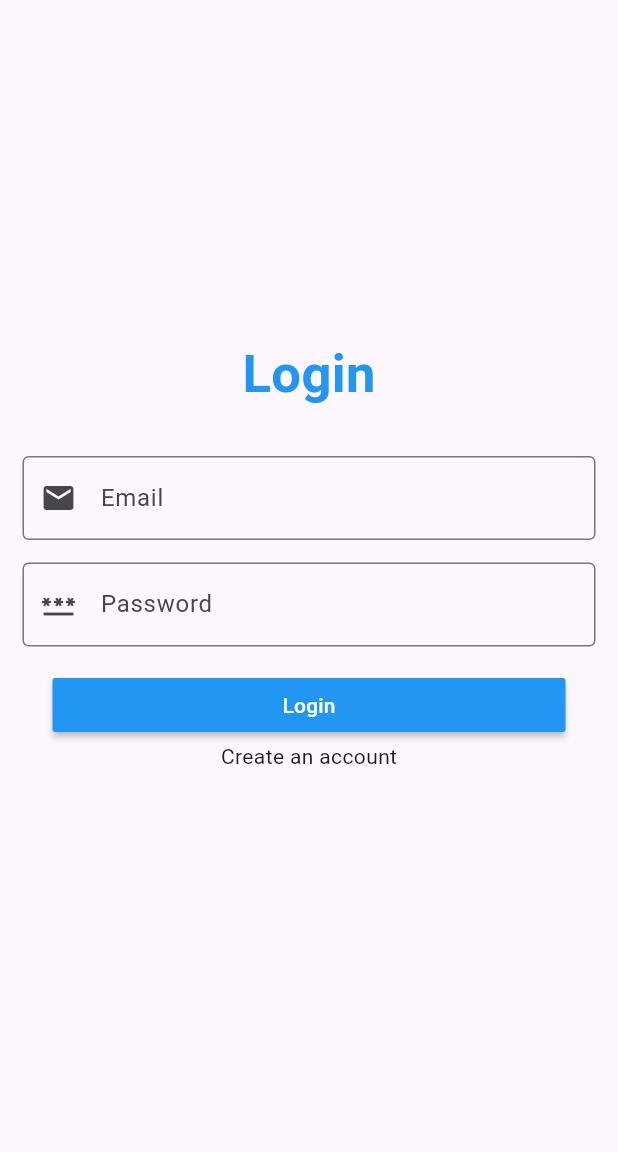
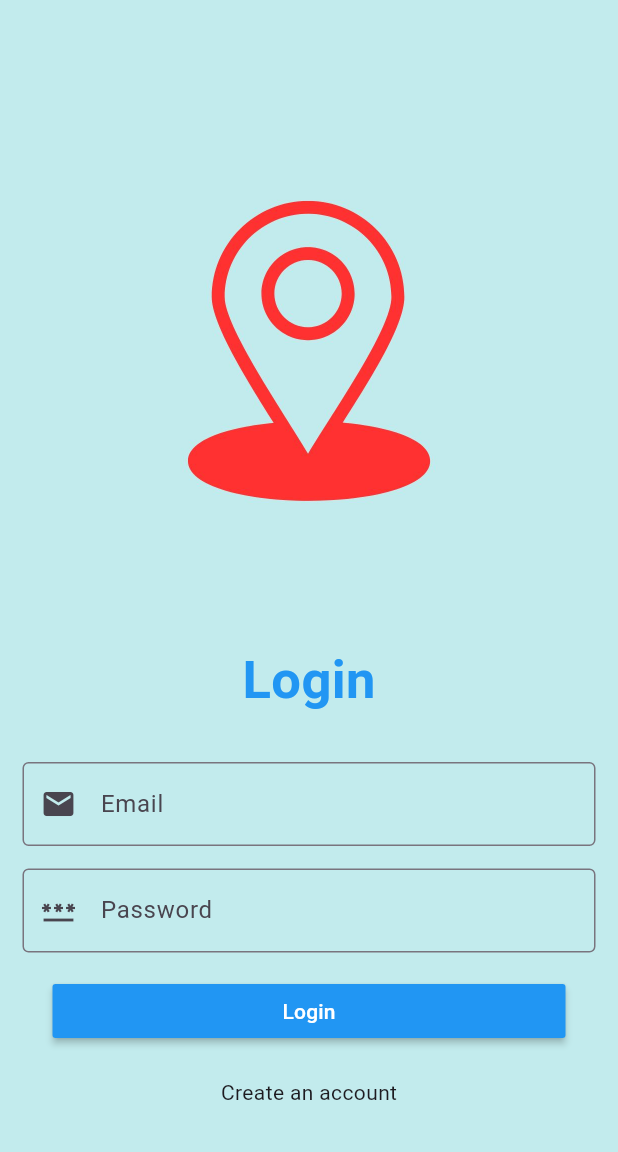
Before and after one commit to lahoylaa/Tavel-App, a Flutter app: the screen it shows after launch, on a phone screen of 412 x 824 dp, the part 84-1236 px from its top. Run offline on Flutter 3.47's test engine with Material 3 defaults, Android fonts, the light colour scheme and no system bars; missing offline and left inert: mongo_dart.

Commit message:
Main Screen Updates

```diff
--- a/lib/main.dart
+++ b/lib/main.dart
@@ -50,9 +50,17 @@ class _MyAppState extends State<MyApp> {
           centerTitle: true,
         ),
 
+        body: Container(
+          /* Background Image */
+          decoration: const BoxDecoration(
+              image: DecorationImage(
+            image: AssetImage("assets/travel.jpg"),
+            fit: BoxFit.cover,
+          )),
+
         /* Login UI */
-        body: Column(
-            mainAxisAlignment: MainAxisAlignment.center,
+        child: Column(
+            mainAxisAlignment: MainAxisAlignment.end,
             crossAxisAlignment: CrossAxisAlignment.center,
             children: [
               const Text(
@@ -178,7 +186,7 @@ class _MyAppState extends State<MyApp> {
                   Padding(
                     padding: const EdgeInsets.symmetric(horizontal: 35),
                     child: GestureDetector(
-                      child: const Text('Create an account'),
+                      child: const Text('\nCreate an account'),
                       onTap: () {
                         /* Route to Sign Up Page */
                         Navigator.pushAndRemoveUntil(
@@ -197,6 +205,7 @@ class _MyAppState extends State<MyApp> {
                 ])),
               ),
             ]),
+        ),
       ),
     );
   }
--- a/pubspec.yaml
+++ b/pubspec.yaml
@@ -72,6 +72,7 @@ flutter:
     - assets/testpic1.jpg
     - assets/MichiganMain.jpg
     - assets/GrandRapids.jpg
+    - assets/travel.jpg
 
   # An image asset can refer to one or more resolution-specific "variants", see
   # https://flutter.dev/assets-and-images/#resolution-aware
```
Also changed, not shown: assets/travel.jpg (added).
